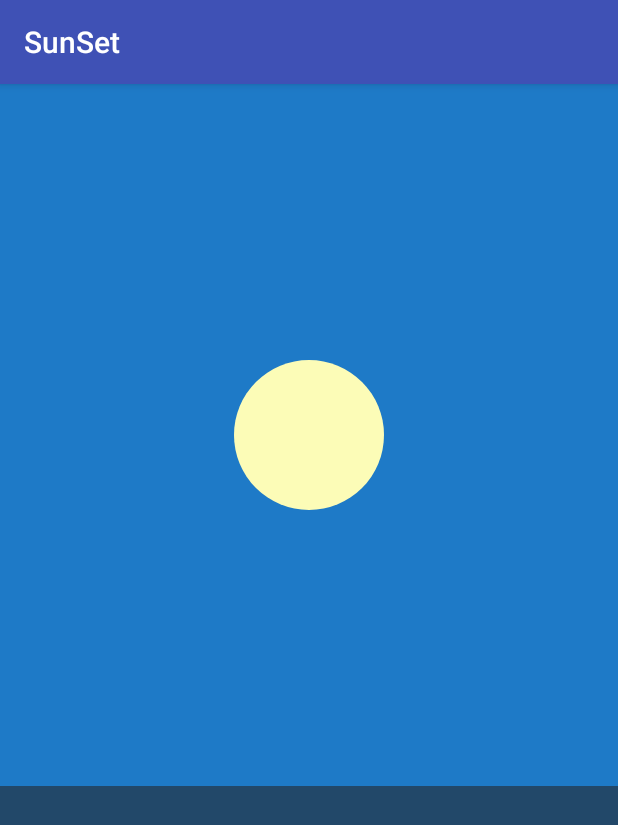
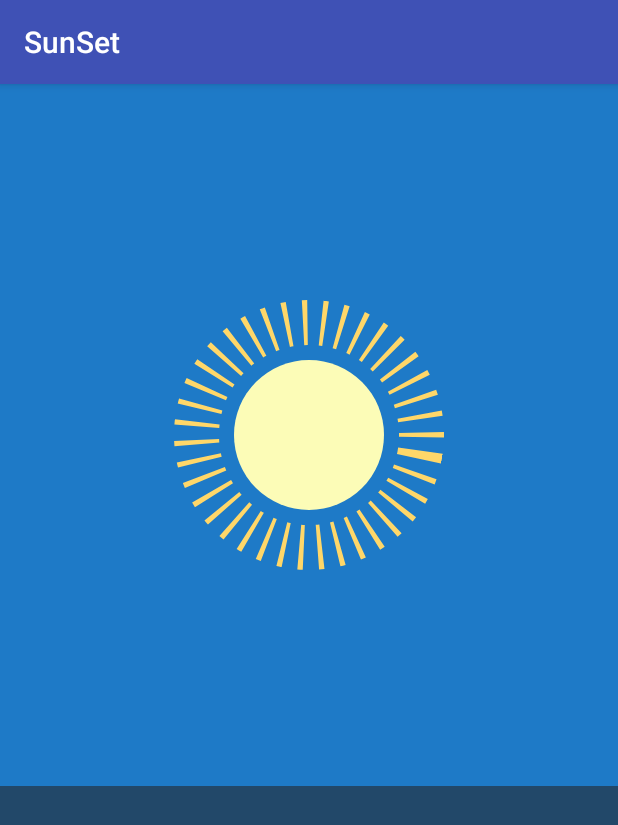
Before and after one commit to imhashir/SunSet, an Android app: the screen it shows after launch (SunSetActivity), on a phone screen of 412 x 824 dp. Shown: the top 825 px of the screen. Run offline under Robolectric (Android 15) with nearby library versions, the phone set to English and light mode, and no system bars.

```diff
--- /dev/null
+++ b/app/src/main/res/drawable/sun_rays.xml
@@ -0,0 +1,18 @@
+<?xml version="1.0" encoding="utf-8"?>
+<shape xmlns:android="http://schemas.android.com/apk/res/android"
+    android:shape="oval">
+
+    <solid
+        android:color="@android:color/transparent"/>
+
+    <stroke
+        android:color="@color/sun_high"
+        android:width="30dp"
+        android:dashWidth="3dp"
+        android:dashGap="9dp"/>
+
+    <gradient
+        android:endColor="@color/bright_sun"
+        android:startColor="@color/sun_high"/>
+
+</shape>
--- a/app/src/main/res/layout/fragment_sun_set.xml
+++ b/app/src/main/res/layout/fragment_sun_set.xml
@@ -12,12 +12,26 @@
         android:layout_weight="0.61"
         android:background="@color/blue_sky">
 
-        <ImageView
-            android:id="@+id/sun"
-            android:layout_width="100dp"
-            android:layout_height="100dp"
+        <FrameLayout
+            android:layout_width="wrap_content"
+            android:layout_height="wrap_content"
             android:layout_gravity="center"
-            android:src="@drawable/sun_circle"/>
+            android:id="@+id/sun">
+            <ImageView
+                android:id="@+id/sun_circle"
+                android:layout_width="100dp"
+                android:layout_height="100dp"
+                android:layout_gravity="center"
+                android:src="@drawable/sun_circle"/>
+
+            <ImageView
+                android:id="@+id/sun_rays"
+                android:layout_width="180dp"
+                android:layout_height="180dp"
+                android:layout_gravity="center"
+                android:src="@drawable/sun_rays"/>
+        </FrameLayout>
+
     </FrameLayout>
 
     <View
--- a/app/src/main/res/values/colors.xml
+++ b/app/src/main/res/values/colors.xml
@@ -10,5 +10,6 @@
     <color name="sunset_sky">#ec8100</color>
     <color name="night_sky">#05192e</color>
     <color name="sea">#224869</color>
+    <color name="sun_high">#ffd769</color>
 
 </resources>
```
Also changed, not shown: app/src/main/java/com/hashirbaig/android/sunset/SunSetFragment.java (+61 -12 lines).
